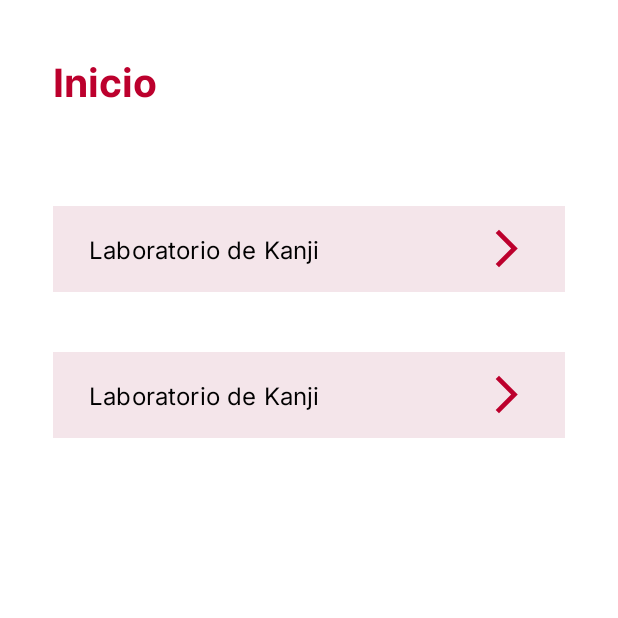
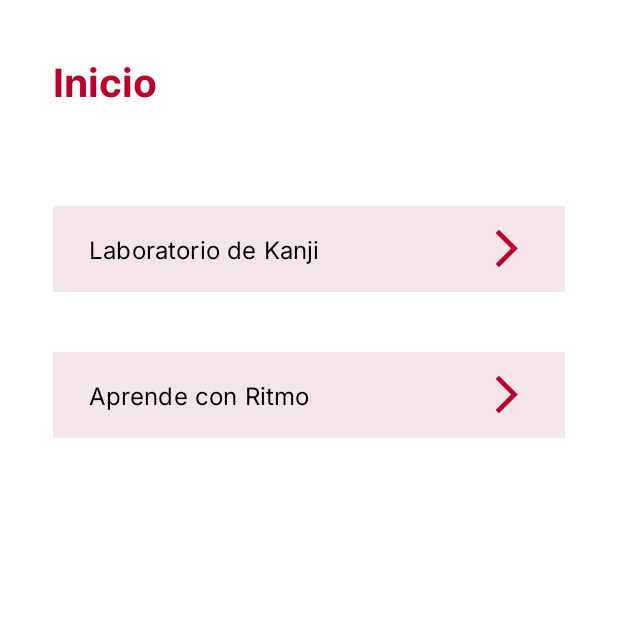
Before and after one commit to fatigzzr/Kokusho-300-ft-Hatsune-Miku, an Android app: the screen it shows after launch (MainActivity), on a phone screen of 412 x 824 dp, the top half of it. Run offline under Robolectric (Android 15) with nearby library versions, the phone set to English and light mode, and no system bars.

Commit message:
main activity and correction of layouts

```diff
--- a/app/build.gradle.kts
+++ b/app/build.gradle.kts
@@ -30,6 +30,9 @@ android {
         sourceCompatibility = JavaVersion.VERSION_11
         targetCompatibility = JavaVersion.VERSION_11
     }
+    buildFeatures {
+        viewBinding = true
+    }
     kotlinOptions {
         jvmTarget = "11"
     }
--- a/app/src/main/java/fatima/m596749/einer/m595839/kokusho_300_ft_hatsune_miku/MainActivity.kt
+++ b/app/src/main/java/fatima/m596749/einer/m595839/kokusho_300_ft_hatsune_miku/MainActivity.kt
@@ -1,20 +1,43 @@
 package fatima.m596749.einer.m595839.kokusho_300_ft_hatsune_miku
 
+import android.content.Intent
 import android.os.Bundle
 import androidx.activity.enableEdgeToEdge
 import androidx.appcompat.app.AppCompatActivity
 import androidx.core.view.ViewCompat
 import androidx.core.view.WindowInsetsCompat
+import fatima.m596749.einer.m595839.kokusho_300_ft_hatsune_miku.databinding.ActivityMainBinding
 
 class MainActivity : AppCompatActivity() {
+    // Create Main Activity Layout Binder
+    private lateinit var homeBinding: ActivityMainBinding
+
     override fun onCreate(savedInstanceState: Bundle?) {
         super.onCreate(savedInstanceState)
         enableEdgeToEdge()
-        setContentView(R.layout.activity_main)
+
+        // Initialize Main Activity Binder
+        homeBinding = ActivityMainBinding.inflate(layoutInflater)
+        setContentView(homeBinding.root)
+
         ViewCompat.setOnApplyWindowInsetsListener(findViewById(R.id.main)) { v, insets ->
             val systemBars = insets.getInsets(WindowInsetsCompat.Type.systemBars())
             v.setPadding(systemBars.left, systemBars.top, systemBars.right, systemBars.bottom)
             insets
         }
+
+        // Click on Laboratorio de Kanji
+        homeBinding.kanjiButton.setOnClickListener {
+            // Start (send to) Kanji Activity
+            val intent: Intent = Intent(this, KanjiActivity::class.java)
+            startActivity(intent)
+        }
+
+        // Click on Aprende con Ritmo
+        homeBinding.gameButton.setOnClickListener {
+            // Start Game Activity
+            val intent: Intent = Intent(this, GameActivity::class.java)
+            startActivity(intent)
+        }
     }
 }
--- a/app/src/main/res/layout/activity_main.xml
+++ b/app/src/main/res/layout/activity_main.xml
@@ -5,14 +5,15 @@
     android:id="@+id/main"
     android:layout_width="match_parent"
     android:layout_height="match_parent"
-    tools:context=".MainActivity"
-    android:layout_margin="35dp">
+    tools:context=".MainActivity">
 
     <TextView
         android:id="@+id/homeTextView"
         style="@style/TitleText"
         android:layout_width="wrap_content"
         android:layout_height="wrap_content"
+        android:layout_marginStart="35dp"
+        android:layout_marginTop="35dp"
         android:text="@string/home_title"
         app:layout_constraintStart_toStartOf="parent"
         app:layout_constraintTop_toTopOf="parent" />
@@ -23,6 +24,8 @@
         android:layout_width="match_parent"
         android:layout_height="65dp"
         android:layout_marginTop="60dp"
+        android:layout_marginStart="35dp"
+        android:layout_marginEnd="35dp"
         android:backgroundTint="@color/red_transparent"
         android:text="@string/kanji_title"
         android:textAlignment="textStart"
@@ -37,17 +40,20 @@
         app:shapeAppearanceOverlay="@style/RectangularShape" />
 
     <com.google.android.material.button.MaterialButton
+        android:id="@+id/gameButton"
         style="@style/DefaultText"
         android:layout_width="match_parent"
         android:layout_height="65dp"
         android:layout_marginTop="32dp"
+        android:layout_marginStart="35dp"
+        android:layout_marginEnd="35dp"
         android:backgroundTint="@color/red_transparent"
-        android:text="@string/kanji_title"
+        android:text="@string/rhythm_title"
         android:textAlignment="textStart"
         app:icon="@drawable/baseline_arrow_forward_ios_24"
+        app:iconGravity="end"
+        app:iconSize="30dp"
         app:iconTint="@color/red"
-        app:iconSize="30dp"
-        app:iconGravity="end"
         app:layout_constraintEnd_toEndOf="parent"
         app:layout_constraintHorizontal_bias="0.0"
         app:layout_constraintStart_toStartOf="parent"
```
Also changed, not shown: app/src/main/AndroidManifest.xml (+7 -0 lines), app/src/main/java/fatima/m596749/einer/m595839/kokusho_300_ft_hatsune_miku/GameActivity.kt (added, +30 -0 lines), app/src/main/java/fatima/m596749/einer/m595839/kokusho_300_ft_hatsune_miku/KanjiActivity.kt (added, +30 -0 lines), app/src/main/res/layout/game_activity.xml (+6 -2 lines), app/src/main/res/layout/kanji_activity.xml (+9 -3 lines).
